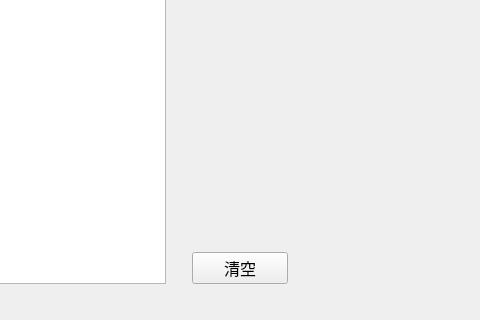
Above: Debugger/state.ui from RoundBridge/Qt before the change; both pictures show x 638 to 1118 and y 400 to 720 of the 1280 by 720 pixel window. Below: the same form after it.
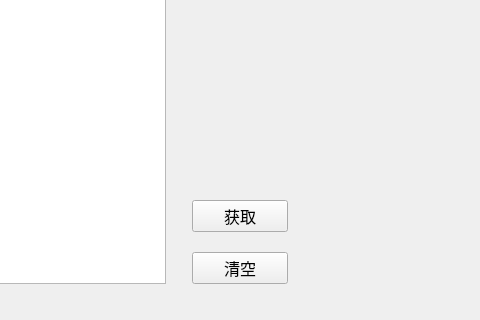
That is the form after the change.

Commit message: 增加日志获取控件（未具体实现），增加日志显示，增加剥线控件按钮

```diff
--- a/Debugger/state.ui
+++ b/Debugger/state.ui
@@ -59,6 +59,24 @@
     <string>清空</string>
    </property>
   </widget>
+  <widget class="QPushButton" name="logGet">
+   <property name="geometry">
+    <rect>
+     <x>830</x>
+     <y>600</y>
+     <width>96</width>
+     <height>32</height>
+    </rect>
+   </property>
+   <property name="font">
+    <font>
+     <pointsize>12</pointsize>
+    </font>
+   </property>
+   <property name="text">
+    <string>获取</string>
+   </property>
+  </widget>
  </widget>
  <resources/>
  <connections/>
```
The commit also changes 10 other files.
